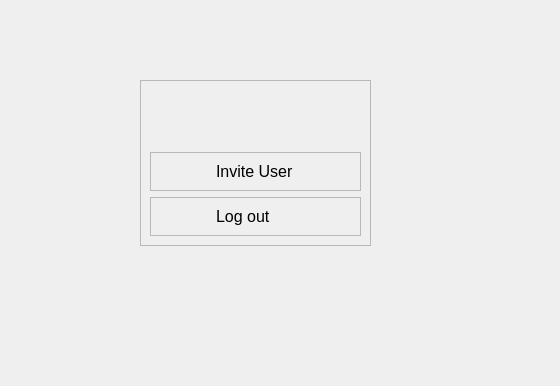
First picture: the form in src/ui_design/account_management_widget.ui, repository mikukula/SAT, before the edit.
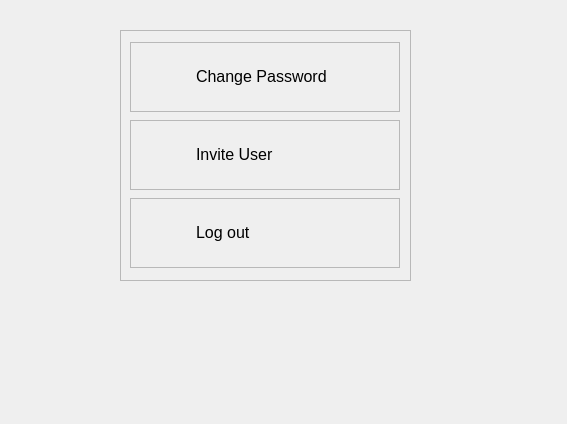
Second picture: the form after the edit. Icons and pictures are not drawn.

Commit message: password change implemented

What changed in the file:
```diff
--- a/src/ui_design/account_management_widget.ui
+++ b/src/ui_design/account_management_widget.ui
@@ -6,8 +6,8 @@
    <rect>
     <x>0</x>
     <y>0</y>
-    <width>560</width>
-    <height>386</height>
+    <width>567</width>
+    <height>424</height>
    </rect>
   </property>
   <property name="windowTitle">
@@ -16,10 +16,10 @@
   <widget class="QFrame" name="account_management_frame">
    <property name="geometry">
     <rect>
-     <x>140</x>
-     <y>80</y>
-     <width>231</width>
-     <height>166</height>
+     <x>120</x>
+     <y>30</y>
+     <width>291</width>
+     <height>251</height>
     </rect>
    </property>
    <property name="frameShape">
@@ -30,20 +30,66 @@
    </property>
    <layout class="QVBoxLayout" name="verticalLayout">
     <item>
-     <spacer name="verticalSpacer">
-      <property name="orientation">
-       <enum>Qt::Vertical</enum>
-      </property>
-      <property name="sizeHint" stdset="0">
+     <widget class="QFrame" name="change_password_frame">
+      <property name="maximumSize">
        <size>
-        <width>20</width>
-        <height>40</height>
+        <width>270</width>
+        <height>70</height>
        </size>
       </property>
-     </spacer>
+      <property name="styleSheet">
+       <string notr="true">QFrame:hover {
+	background-color: lightGray;
+	border-radius: 30px;
+}</string>
+      </property>
+      <property name="frameShape">
+       <enum>QFrame::StyledPanel</enum>
+      </property>
+      <property name="frameShadow">
+       <enum>QFrame::Raised</enum>
+      </property>
+      <layout class="QHBoxLayout" name="horizontalLayout_3">
+       <property name="rightMargin">
+        <number>9</number>
+       </property>
+       <item>
+        <widget class="QLabel" name="label_5">
+         <property name="maximumSize">
+          <size>
+           <width>50</width>
+           <height>50</height>
+          </size>
+         </property>
+         <property name="text">
+          <string/>
+         </property>
+         <property name="pixmap">
+          <pixmap>../../resources/icons/change-password-icon.png</pixmap>
+         </property>
+         <property name="scaledContents">
+          <bool>true</bool>
+         </property>
+        </widget>
+       </item>
+       <item>
+        <widget class="QLabel" name="label_6">
+         <property name="text">
+          <string>&lt;html&gt;&lt;head/&gt;&lt;body&gt;&lt;p&gt;&lt;span style=&quot; font-size:12pt;&quot;&gt;Change Password&lt;/span&gt;&lt;/p&gt;&lt;/body&gt;&lt;/html&gt;</string>
+         </property>
+        </widget>
+       </item>
+      </layout>
+     </widget>
     </item>
     <item>
      <widget class="QFrame" name="invite_user_frame">
+      <property name="maximumSize">
+       <size>
+        <width>270</width>
+        <height>70</height>
+       </size>
+      </property>
       <property name="styleSheet">
        <string notr="true">QFrame:hover {
 	background-color: lightGray;
@@ -88,6 +134,12 @@
     </item>
     <item>
      <widget class="QFrame" name="logout_frame">
+      <property name="maximumSize">
+       <size>
+        <width>270</width>
+        <height>70</height>
+       </size>
+      </property>
       <property name="styleSheet">
        <string notr="true">QFrame:hover {
 	background-color: lightGray;
```
The commit also changes 9 other files.
